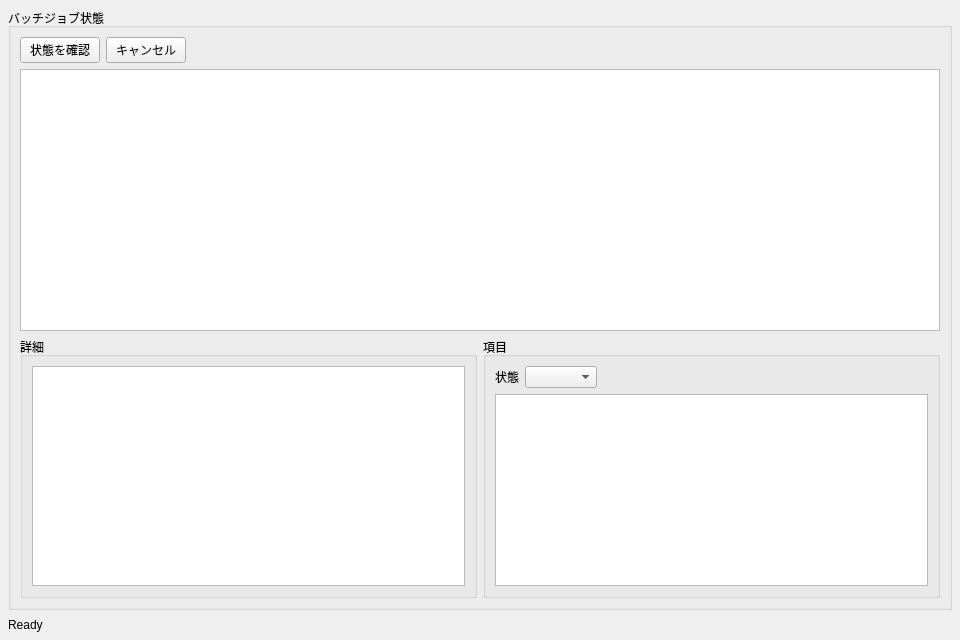
Above: src/lorairo/gui/designer/ProviderBatchJobWidget.ui from NEXTAltair/LoRAIro before the change. Below: the same form after it.
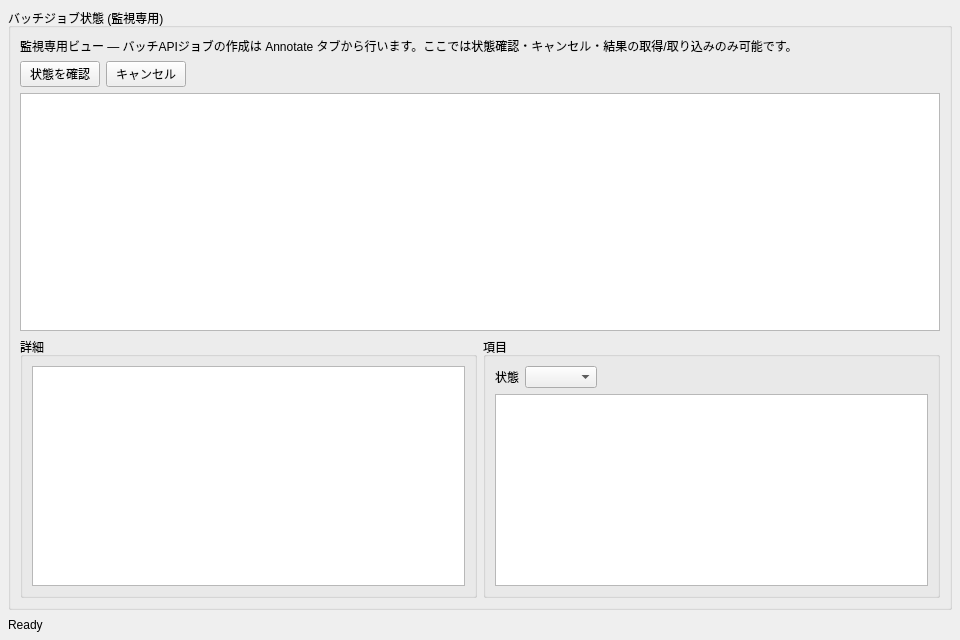
That is the form after the change.

Commit message:
feat(gui): Jobs を監視専用と UI で明示 (#884 Phase 4c) (#906)
ADR 0076 §3 で作成入口 (Submit フォーム / モデルピッカー / ステージング) は
Phase 3 で構造的に撤去済みだが、ユーザーには「ここでは作成できない・作成は
Annotate タブ」という意図が見えていなかった。可視化として明示する。

- groupBoxStatus タイトルを "バッチジョブ状態 (監視専用)" に変更
- 監視専用ヒントラベル (labelMonitorOnlyHint) を追加: 作成は Annotate タブ、
  ここでは状態確認・キャンセル・結果の取得/取り込みのみ可能と案内
- _ui.py は pyside6-uic 直叩き + 型ヒント post-process で再生成 (uic ネイティブ形式)

Patch:
```diff
--- a/src/lorairo/gui/designer/ProviderBatchJobWidget.ui
+++ b/src/lorairo/gui/designer/ProviderBatchJobWidget.ui
@@ -39,9 +39,22 @@
      </property>
      <widget class="QGroupBox" name="groupBoxStatus">
       <property name="title">
-       <string>バッチジョブ状態</string>
+       <string>バッチジョブ状態 (監視専用)</string>
       </property>
       <layout class="QVBoxLayout" name="statusLayout">
+       <item>
+        <widget class="QLabel" name="labelMonitorOnlyHint">
+         <property name="text">
+          <string>監視専用ビュー — バッチAPIジョブの作成は Annotate タブから行います。ここでは状態確認・キャンセル・結果の取得/取り込みのみ可能です。</string>
+         </property>
+         <property name="objectName">
+          <string>labelProviderBatchMonitorOnlyHint</string>
+         </property>
+         <property name="wordWrap">
+          <bool>true</bool>
+         </property>
+        </widget>
+       </item>
        <item>
         <layout class="QHBoxLayout" name="jobButtonsLayout">
         <item>
```
The commit also changes 2 other files.
